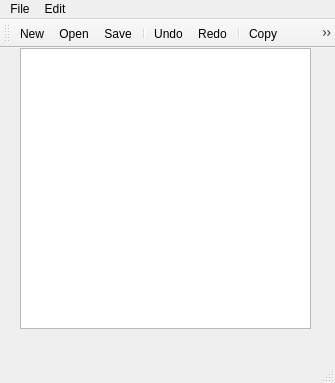
Old version of the form texteditor.ui in the repository pvrtykv/TextEditor.
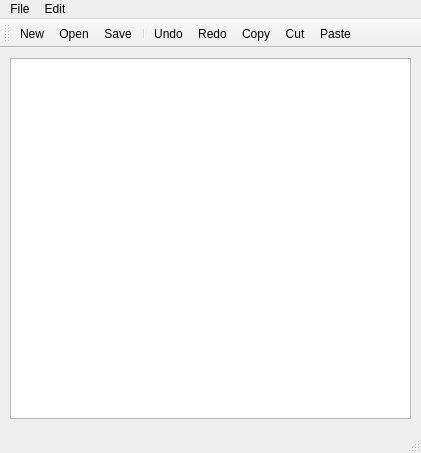
New version of the form. Icons and pictures are not drawn.

What changed in the file:
```diff
--- a/texteditor.ui
+++ b/texteditor.ui
@@ -6,8 +6,8 @@
    <rect>
     <x>0</x>
     <y>0</y>
-    <width>335</width>
-    <height>383</height>
+    <width>421</width>
+    <height>453</height>
    </rect>
   </property>
   <property name="windowTitle">
@@ -17,12 +17,15 @@
    <widget class="QPlainTextEdit" name="editor">
     <property name="geometry">
      <rect>
-      <x>20</x>
-      <y>0</y>
-      <width>291</width>
-      <height>281</height>
+      <x>10</x>
+      <y>10</y>
+      <width>401</width>
+      <height>361</height>
      </rect>
     </property>
+    <property name="styleSheet">
+     <string notr="true">font: 10pt &quot;Arial&quot;;</string>
+    </property>
    </widget>
   </widget>
   <widget class="QStatusBar" name="statusbar"/>
@@ -31,7 +34,7 @@
     <rect>
      <x>0</x>
      <y>0</y>
-     <width>335</width>
+     <width>421</width>
      <height>21</height>
     </rect>
    </property>
@@ -73,7 +76,6 @@
    <addaction name="separator"/>
    <addaction name="actionUndo"/>
    <addaction name="actionRedo"/>
-   <addaction name="separator"/>
    <addaction name="actionCopy"/>
    <addaction name="actionCut"/>
    <addaction name="actionPaste"/>
```
